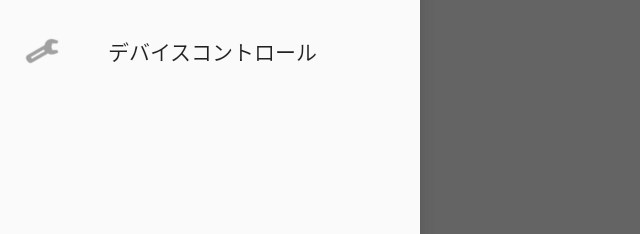
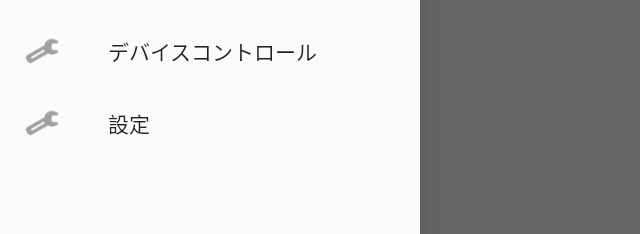
Before and after one commit to TatsukiIshijima/Photom, an Android app: the screen it shows after launch (MainActivity), with the side drawer open, on a phone screen of 824 x 412 dp (held sideways). Shown: the part 381-615 px from the top of the screen, without its empty margins (0-640 px from the left). Run offline under Robolectric (Android 15) with nearby library versions, the phone set to English and light mode, and no system bars; our stand-ins replace Dagger/Hilt's generated code, Timber, navigation-ui; libraries missing offline, so code that uses them is left out: com.asksira.loopingviewpager; plain views replace LoopingViewPager; pictures from the network do not load; 3 statements that could not run were skipped.

Commit message:
add menu

```diff
--- a/app/src/main/java/com/tatsuki/photom/view/main/MainActivity.kt
+++ b/app/src/main/java/com/tatsuki/photom/view/main/MainActivity.kt
@@ -58,6 +58,8 @@ class MainActivity : AppCompatActivity(), NavController.OnDestinationChangedList
                     "android-app://com.tatsuki.feature.weather/weather_detail_fragment"
                 R.id.menu_device_control_item ->
                     "android-app://com.tatsuki.feature.devicecontrol/device_control_fragment"
+                R.id.menu_setting_item ->
+                    "android-app://com.tatsuki.feature.setting/setting_fragment"
                 else -> ""
             }
             if (deepLinkUrl.isNotEmpty()) {
--- a/app/src/main/res/menu/main_menu.xml
+++ b/app/src/main/res/menu/main_menu.xml
@@ -12,5 +12,9 @@
         android:id="@+id/menu_device_control_item"
         android:icon="@android:drawable/ic_menu_manage"
         android:title="@string/menu_device_control_title" />
+    <item
+        android:id="@+id/menu_setting_item"
+        android:icon="@android:drawable/ic_menu_preferences"
+        android:title="@string/menu_setting" />
 
 </menu>
--- a/app/src/main/res/navigation/navigation_graph.xml
+++ b/app/src/main/res/navigation/navigation_graph.xml
@@ -7,5 +7,6 @@
     <include app:graph="@navigation/slide_show_navigation_graph" />
     <include app:graph="@navigation/weather_detail_navigation_graph" />
     <include app:graph="@navigation/device_control_navigation_graph" />
+    <include app:graph="@navigation/setting_navigation_graph" />
 
 </navigation>
--- a/app/src/main/res/values/strings.xml
+++ b/app/src/main/res/values/strings.xml
@@ -3,4 +3,5 @@
     <string name="menu_slide_show_title">スライドショー</string>
     <string name="menu_weather_title">天気</string>
     <string name="menu_device_control_title">デバイスコントロール</string>
+    <string name="menu_setting">設定</string>
 </resources>
```
